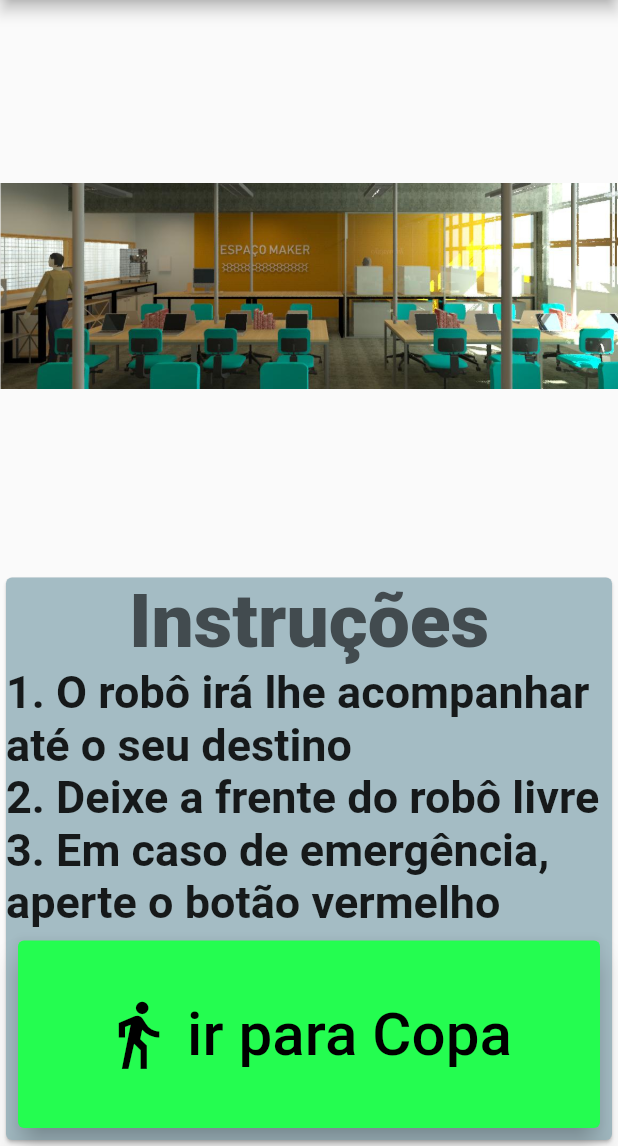
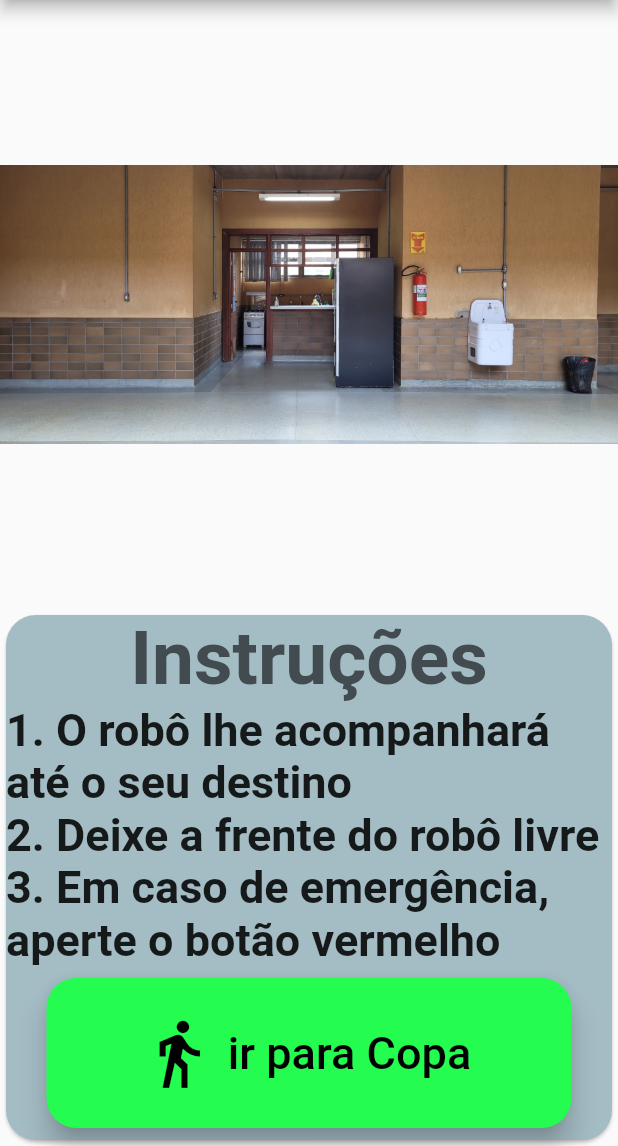
Before and after one commit to augustodsgv/app_robo, a Flutter app: the LocalizeMe screen opened directly, after a tap on "Copa", on a phone screen of 412 x 824 dp, the part 90-1236 px from its top. Run offline on Flutter 3.47's test engine with Material 2 defaults, Android fonts, the phone set to English and light mode, and no system bars; network calls fail; Roboto replaces fonts that are missing (Comfortaa).

```diff
--- a/projeto/lib/components/generic_button.dart
+++ b/projeto/lib/components/generic_button.dart
@@ -26,6 +26,9 @@ class GenericButton extends StatelessWidget {
         //fixedSize: const Size(150, 50),
         elevation: 4,
         shadowColor: corSombra,
+        shape: RoundedRectangleBorder(
+          borderRadius: BorderRadius.circular(20)
+        )
       ),
       // Texto do botão
       child: Text(
--- a/projeto/lib/components/walk_button.dart
+++ b/projeto/lib/components/walk_button.dart
@@ -38,13 +38,14 @@ class _WalkButtonState extends State<WalkButton> {
   @override
   Widget build(BuildContext context) {
     return Card(
+      shape: RoundedRectangleBorder(borderRadius: BorderRadius.circular(20)),
         color: corApp,
         child: Column(children: [
           Text(
             'Instruções',
             style: TextStyle(
               fontSize: 50,
-              fontWeight: FontWeight.w900,
+              fontWeight: FontWeight.w700,
               color: corLetrasApp
 
               )
@@ -56,8 +57,10 @@ class _WalkButtonState extends State<WalkButton> {
               fontWeight: FontWeight.w700,
               )
             ),
+
           Padding(
             padding: const EdgeInsets.all(8.0),
+
             child: ElevatedButton.icon(
               // Função do botão
               onPressed: widget.onPressed,
@@ -65,16 +68,19 @@ class _WalkButtonState extends State<WalkButton> {
               // Estilo do botão
               style: ElevatedButton.styleFrom(
                 backgroundColor: widget.corBotao,
-                fixedSize: const Size(500, 125),
+                fixedSize: const Size(350, 100),
                 elevation: 8,
                 shadowColor: corSombra,
+                shape: RoundedRectangleBorder(
+                  borderRadius: BorderRadius.circular(20)
+                )
               ),
               // Texto do botão
               label: Text(
                 widget.texto,
                 style: TextStyle(
                   color: widget.corTexto,
-                  fontSize: 40),
+                  fontSize: 30),
               ),
 
               // Icone do botão
@@ -84,6 +90,7 @@ class _WalkButtonState extends State<WalkButton> {
                 size: 50,
               ),
 
+
             ),
           ),
         ]),
--- a/projeto/lib/connect_back_end.dart
+++ b/projeto/lib/connect_back_end.dart
@@ -51,7 +51,7 @@ Future<bool> enviaLocal(local) async {
 
 // Funçõa que para o robo
 Future<bool> pararRobo() async {
-  print('puts meu caro');
-  //var resposta = await http.get((Uri.parse('http://${ip}/ros/goTo/${local}')));
+  print('pare!');
+  var resposta = await http.get((Uri.parse('http://${ip}/ros/cancel')));
   return false;
 }
--- a/projeto/lib/localize_me.dart
+++ b/projeto/lib/localize_me.dart
@@ -215,8 +215,7 @@ class _MostraLocalState extends State<MostraLocal> {
           // Imagem do local
           Expanded(
               child: Image.asset(
-            'assets/fotos_locais/maker_editado.jpg',
-            //'assets/fotos_locais/${widget.lugar}.jpg',
+            'assets/fotos_locais/${widget.lugar}.jpg',
           )),
           Row(
             children: [
@@ -245,7 +244,7 @@ class _MostraLocalState extends State<MostraLocal> {
                           ? verdeBotaoTexto
                           : vermelhoBotaoTexto,
                       textoCard:
-                          '1. O robô irá lhe acompanhar até o seu destino\n2. Deixe a frente do robô livre\n3. Em caso de emergência, aperte o botão vermelho')),
+                          '1. O robô lhe acompanhará até o seu destino\n2. Deixe a frente do robô livre\n3. Em caso de emergência, aperte o botão vermelho')),
             ],
           )
         ]));
```
Also changed, not shown: projeto/lib/components/generic_icon_button.dart (+7 -6 lines), projeto/pubspec.yaml (+13 -16 lines), projeto/assets/fotos_locais/Banheiros.jpg (added), projeto/assets/fotos_locais/Copa.jpg (added), projeto/assets/fotos_locais/LE-1.jpg (added), projeto/assets/fotos_locais/LE-2.jpg (added), projeto/assets/fotos_locais/LE-3.jpg (added), projeto/assets/fotos_locais/Lig.jpg (added), projeto/assets/fotos_locais/Maker.jpg (added), projeto/assets/fotos_locais/maker_editado.jpg (deleted), 1 other file.
